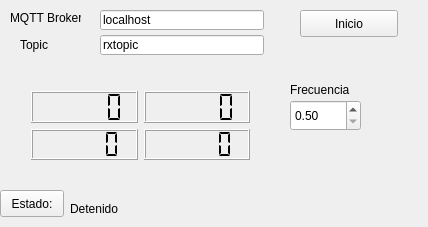
iamcaye/qt_codeSE, file SubscriberADC/guipanel.ui: the form before one commit.
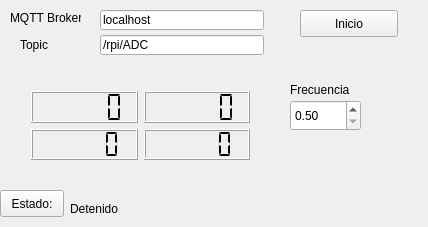
The form after the commit.

```diff
--- a/SubscriberADC/guipanel.ui
+++ b/SubscriberADC/guipanel.ui
@@ -101,7 +101,7 @@
     </rect>
    </property>
    <property name="text">
-    <string>rxtopic</string>
+    <string>/rpi/ADC</string>
    </property>
   </widget>
   <widget class="QWidget" name="gridLayoutWidget">
```
